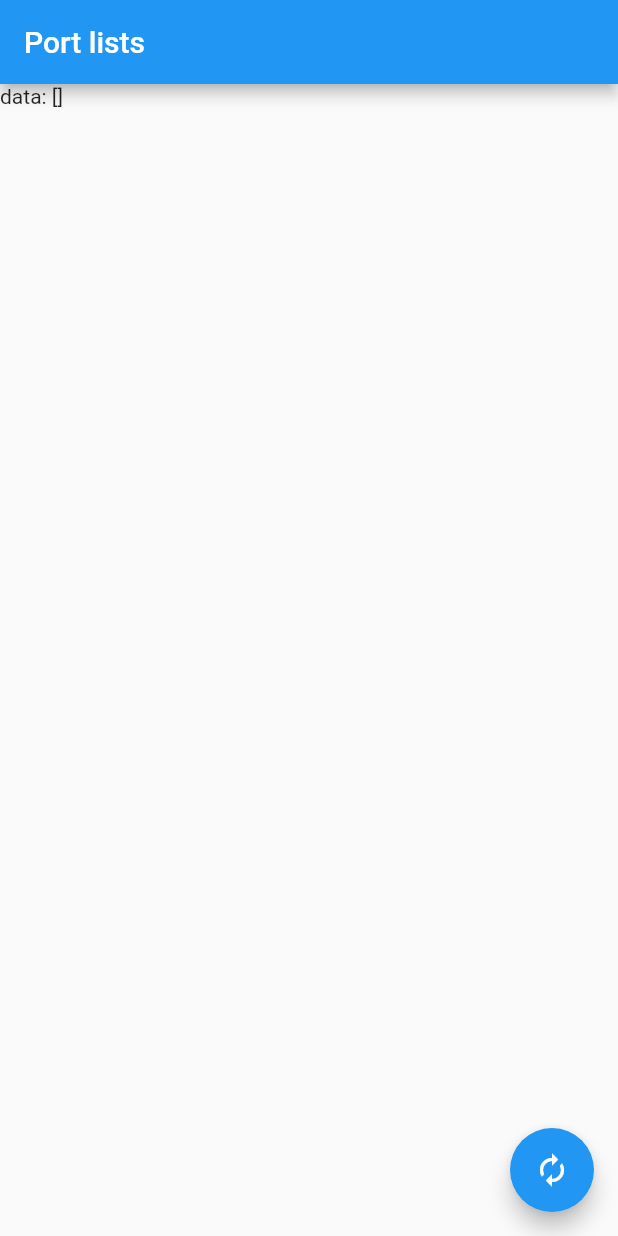
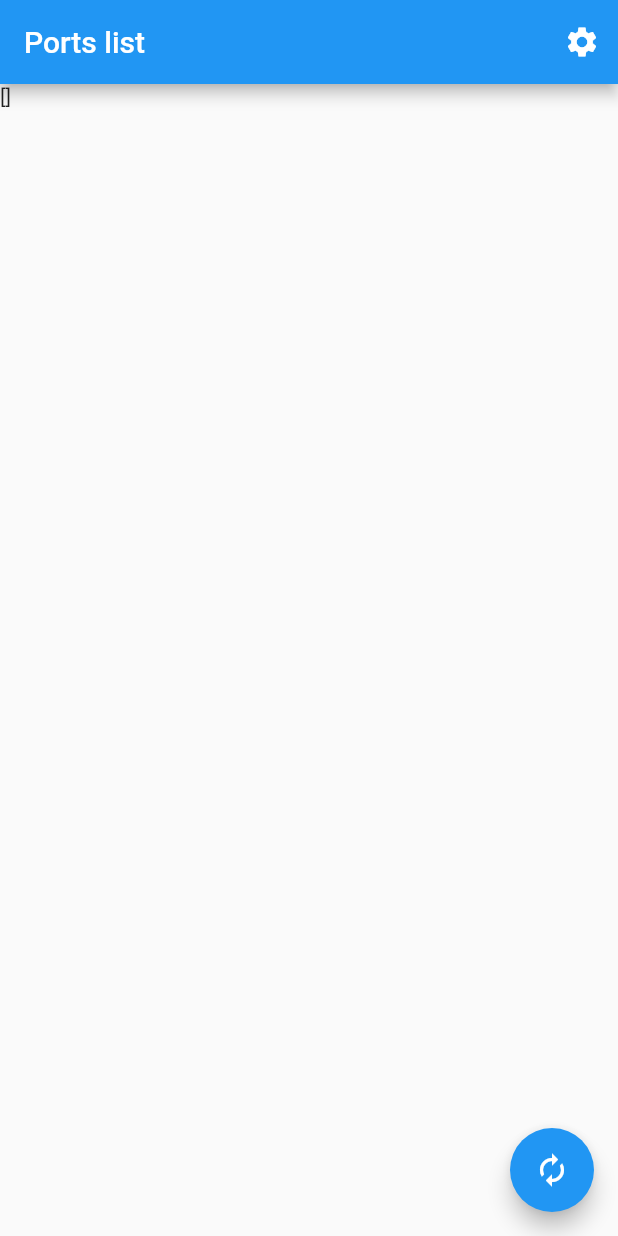
Before and after one commit to teren4m/arduino_desktop, a Flutter app: the screen it shows after launch, on a phone screen of 412 x 824 dp. Run offline on Flutter 3.47's test engine with Material 2 defaults, Android fonts, the phone set to English and light mode, and no system bars; our stand-ins replace equatable, flutter_bloc, flutter_modular; missing offline and left inert: flutter_libserialport, libserialport.

Commit message:
Add settings

```diff
--- a/lib/app_module.dart
+++ b/lib/app_module.dart
@@ -1,12 +1,17 @@
 import 'package:arduino_desktop/dependency.dart';
 import 'package:arduino_desktop/port/list/port_list_dependency.dart';
+import 'package:arduino_desktop/settings/settings_dependency.dart';
 
 class AppModule extends Module {
   @override
-  final List<Bind> binds = [];
+  final List<Bind> binds = [
+    Bind.singleton((i) => ThemeCubit()),
+    Bind.singleton((i) => Routes()),
+  ];
 
   @override
   final List<ModularRoute> routes = [
-    ModuleRoute('/', module: PortListModule()),
+    ModuleRoute(PortListModule.route.list, module: PortListModule()),
+    ModuleRoute(SettingsModule.route.settings, module: SettingsModule()),
   ];
 }
--- a/lib/app_widget.dart
+++ b/lib/app_widget.dart
@@ -3,10 +3,11 @@ import 'package:arduino_desktop/port/list/port_list_dependency.dart';
 import 'package:arduino_desktop/theme.dart';
 
 class AppWidget extends StatelessWidget {
+
   @override
   Widget build(BuildContext context) {
     return BlocProvider(
-      create: (_) => ThemeCubit(),
+      create: (_) => Modular.get<ThemeCubit>(),
       child: BlocBuilder<ThemeCubit, ThemeData>(
         builder: (_, theme) {
           return MaterialApp(
--- a/lib/dependency.dart
+++ b/lib/dependency.dart
@@ -6,3 +6,5 @@ export 'package:flutter/material.dart';
 export 'package:flutter_bloc/flutter_bloc.dart';
 export 'package:flutter_libserialport/flutter_libserialport.dart';
 export 'package:flutter_modular/flutter_modular.dart';
+export 'package:arduino_desktop/theme.dart';
+export 'package:arduino_desktop/routes.dart';
--- a/lib/port/list/bloc/port_list_bloc.dart
+++ b/lib/port/list/bloc/port_list_bloc.dart
@@ -3,14 +3,17 @@ import 'package:arduino_desktop/port/list/port_list_dependency.dart';
 
 class PortListBloc extends Bloc<PortListEvent, PortListState> {
   final PortListInteractor interactor;
+  final Routes routes;
 
-  PortListBloc(this.interactor) : super(PortListState.empty());
+  PortListBloc(this.interactor, this.routes) : super(PortListState.empty());
 
   @override
   Stream<PortListState> mapEventToState(PortListEvent event) async* {
     if (event is Reload || event is Load) {
       var ports = await interactor.ports();
       yield PortListState(ports);
+    } else if (event is OpenSettings) {
+      routes.openSettings();
     }
   }
 
@@ -21,4 +24,8 @@ class PortListBloc extends Bloc<PortListEvent, PortListState> {
   void reloadPorts() {
     add(Reload());
   }
+
+  void openSettings() {
+    add(OpenSettings());
+  }
 }
--- a/lib/port/list/bloc/port_list_event.dart
+++ b/lib/port/list/bloc/port_list_event.dart
@@ -1,15 +1,22 @@
 import 'package:arduino_desktop/dependency.dart';
 
 abstract class PortListEvent extends Equatable {
-  const PortListEvent();
+  final String name;
+
+  const PortListEvent(this.name);
+
+  @override
+  List<Object> get props => [name];
 }
 
 class Reload extends PortListEvent {
-  @override
-  List<Object> get props => ["PortListEventReload"];
+  Reload() : super("PortListEventReload");
 }
 
 class Load extends PortListEvent {
-  @override
-  List<Object> get props => ["PortListEventLoad"];
+  Load() : super("PortListEventLoad");
 }
+
+class OpenSettings extends PortListEvent {
+  OpenSettings() : super("PortListEventLoad");
+}
--- a/lib/port/list/port_list_dependency.dart
+++ b/lib/port/list/port_list_dependency.dart
@@ -6,3 +6,6 @@ export 'package:arduino_desktop/port/list/core/mapper/port_item_mapper.dart';
 export 'package:arduino_desktop/port/list/core/port_list_interactor.dart';
 export 'package:arduino_desktop/port/list/port_list_module.dart';
 export 'package:arduino_desktop/port/list/port_list_screen.dart';
+export 'package:arduino_desktop/port/list/widget/port_list_app_bar.dart';
+export 'package:arduino_desktop/port/list/widget/port_list_body.dart';
+export 'package:arduino_desktop/port/list/port_list_module.dart';
--- a/lib/port/list/port_list_module.dart
+++ b/lib/port/list/port_list_module.dart
@@ -8,12 +8,12 @@ class PortListModule extends Module {
   final List<Bind> binds = [
     Bind.factory((i) => PortItemMapper()),
     Bind.factory((i) => PortListInteractor(i.get())),
-    Bind.factory((i) => PortListBloc(i.get())),
+    Bind.factory((i) => PortListBloc(i.get(), i.get())),
   ];
 
   @override
   final List<ModularRoute> routes = [
-    ChildRoute(route.list, child: (_, __) => PortListScreen()),
+    ChildRoute("/", child: (_, __) => PortListScreen()),
   ];
 }
 
--- a/lib/port/list/port_list_screen.dart
+++ b/lib/port/list/port_list_screen.dart
@@ -3,12 +3,12 @@ import 'package:arduino_desktop/port/list/port_list_dependency.dart';
 
 class PortListScreen extends StatefulWidget {
   @override
-  _PortListScreen createState() {
-    return _PortListScreen();
+  _PortListScreenState createState() {
+    return _PortListScreenState();
   }
 }
 
-class _PortListScreen extends State<PortListScreen> {
+class _PortListScreenState extends State<PortListScreen> {
   late PortListBloc _bloc;
 
   @override
@@ -23,20 +23,13 @@ class _PortListScreen extends State<PortListScreen> {
     return BlocProvider(
       create: (_) => _bloc,
       child: BlocBuilder<PortListBloc, PortListState>(builder: (_, state) {
-        var str = "data: " + state.ports.toString();
         return Scaffold(
           floatingActionButton: FloatingActionButton(
             child: const Icon(Icons.autorenew),
             onPressed: _bloc.reloadPorts,
           ),
-          appBar: AppBar(
-            title: const Text("Port lists"),
-          ),
-          body: ListView(
-            children: [
-              Text(str),
-            ],
-          ),
+          appBar: PortListAppBar(_bloc),
+          body: PortListBody(_bloc, state.ports),
         );
       }),
     );
--- /dev/null
+++ b/lib/port/list/widget/port_list_app_bar.dart
@@ -0,0 +1,21 @@
+import 'package:arduino_desktop/dependency.dart';
+import 'package:arduino_desktop/port/list/port_list_dependency.dart';
+
+class PortListAppBar extends AppBar {
+  PortListAppBar(PortListBloc bloc)
+      : super(
+          title: const Text("Ports list"),
+          actions: [
+            Ink(
+              decoration: const ShapeDecoration(
+                color: Colors.transparent,
+                shape: CircleBorder(),
+              ),
+              child: IconButton(
+                icon: const Icon(Icons.settings),
+                onPressed: bloc.openSettings,
+              ),
+            ),
+          ],
+        );
+}
--- /dev/null
+++ b/lib/port/list/widget/port_list_body.dart
@@ -0,0 +1,20 @@
+import 'package:arduino_desktop/dependency.dart';
+import 'package:arduino_desktop/port/list/port_list_dependency.dart';
+
+class PortListBody extends StatelessWidget {
+  final PortListBloc bloc;
+  final List<PortItem> ports;
+
+  const PortListBody(this.bloc, this.ports);
+
+  @override
+  Widget build(BuildContext context) {
+    return Container(
+      child: ListView(
+        children: [
+          Text(ports.toString()),
+        ],
+      ),
+    );
+  }
+}
--- /dev/null
+++ b/lib/routes.dart
@@ -0,0 +1,8 @@
+import 'package:arduino_desktop/dependency.dart';
+import 'package:arduino_desktop/settings/settings_dependency.dart';
+
+class Routes {
+  void openSettings() {
+    Modular.to.pushNamed(SettingsModule.route.settings);
+  }
+}
--- /dev/null
+++ b/lib/settings/bloc/settings_event.dart
@@ -0,0 +1,3 @@
+class SettingsEvent{
+
+}
--- /dev/null
+++ b/lib/settings/bloc/settings_state.dart
@@ -0,0 +1,3 @@
+class SettingsState{
+
+}
--- /dev/null
+++ b/lib/settings/settings_dependency.dart
@@ -0,0 +1,5 @@
+export 'package:arduino_desktop/settings/bloc/settings_bloc.dart';
+export 'package:arduino_desktop/settings/bloc/settings_event.dart';
+export 'package:arduino_desktop/settings/bloc/settings_state.dart';
+export 'package:arduino_desktop/settings/settings_screen.dart';
+export 'package:arduino_desktop/settings/settings_module.dart';
--- /dev/null
+++ b/lib/settings/settings_module.dart
@@ -0,0 +1,22 @@
+import 'package:arduino_desktop/dependency.dart';
+import 'package:arduino_desktop/settings/settings_dependency.dart';
+
+class SettingsModule extends Module {
+  static var route = const Route();
+
+  @override
+  List<Bind<Object>> get binds => [
+        Bind.factory((i) => SettingsBloc()),
+      ];
+
+  @override
+  List<ModularRoute> get routes => [
+        ChildRoute("/", child: (_, __) => SettingsScreen()),
+      ];
+}
+
+class Route {
+  String get settings => '/settings';
+
+  const Route();
+}
```
Also changed, not shown: lib/settings/bloc/settings_bloc.dart (added, +9 -0 lines), lib/settings/settings_screen.dart (added, +32 -0 lines).
